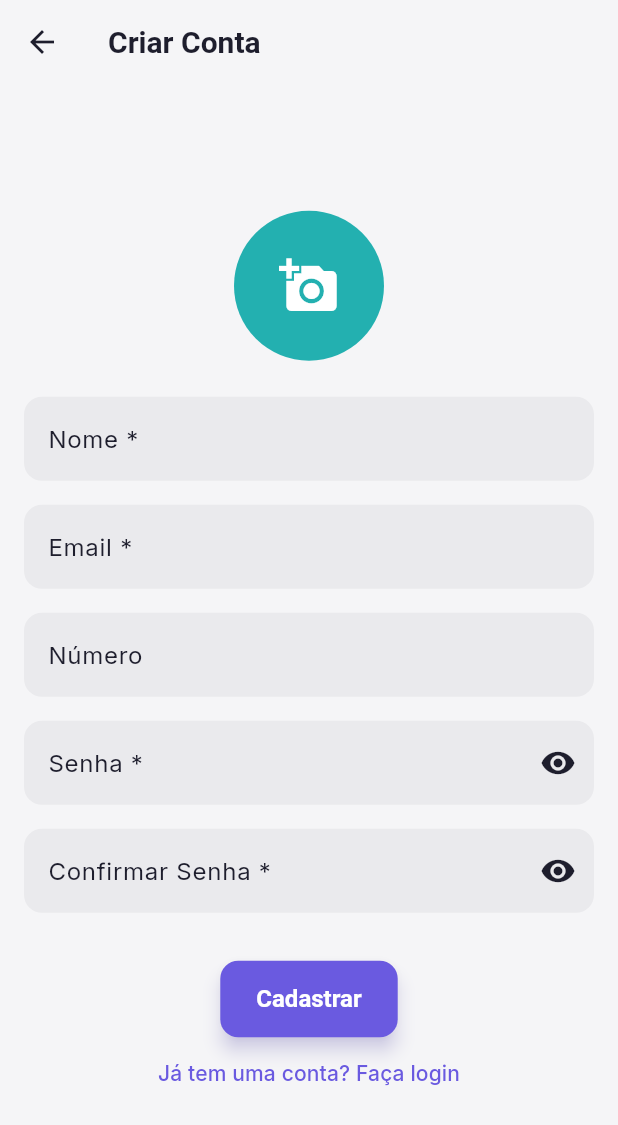
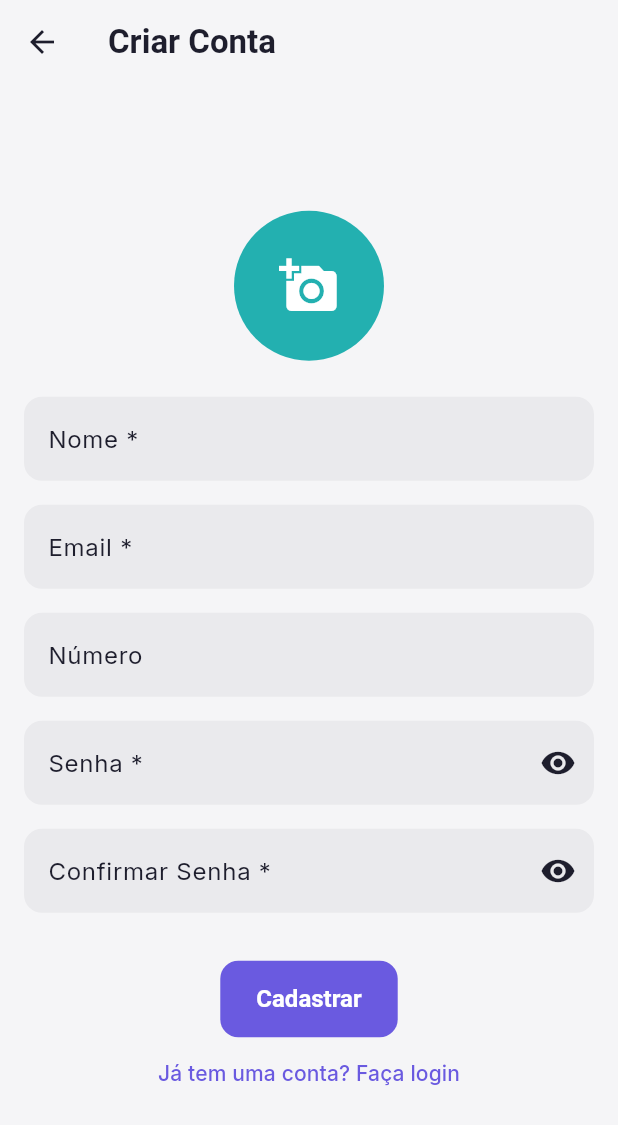
Before and after one commit to viniciusmecosta/KeyBudget, a Flutter app: the screen it shows after launch, after a tap on "Entrar", after a tap on "Não tem uma conta? Cadastre-se", on a phone screen of 412 x 824 dp. Shown: the top 1125 px of the screen. Run offline on Flutter 3.47's test engine with Material 3 defaults, Android fonts, the phone set to English and light mode, and no system bars; our stand-ins replace cloud_firestore, csv, file_picker, firebase_auth, firebase_core, fl_chart and 11 more; missing offline and left inert: encrypt, file_saver, local_auth_android; accounts and stored records are empty.

Commit message:
feat: Refine and standardize the application UI/UX

```diff
--- a/lib/app/config/app_theme.dart
+++ b/lib/app/config/app_theme.dart
@@ -62,21 +62,17 @@ class AppTheme {
       bodyMedium: const TextStyle(color: onSurface, fontSize: 16),
     ),
     appBarTheme: const AppBarTheme(
-      backgroundColor: background,
+      backgroundColor: Colors.transparent,
+      elevation: 0,
       scrolledUnderElevation: 0.0,
-      elevation: 0,
       centerTitle: false,
       iconTheme: IconThemeData(color: onSurface),
       titleTextStyle: TextStyle(
-        fontSize: 20,
-        fontWeight: FontWeight.w600,
+        fontSize: 22,
+        fontWeight: FontWeight.bold,
         color: onSurface,
       ),
-      systemOverlayStyle: SystemUiOverlayStyle(
-        statusBarColor: Colors.transparent,
-        statusBarIconBrightness: Brightness.dark,
-        statusBarBrightness: Brightness.light,
-      ),
+      systemOverlayStyle: SystemUiOverlayStyle.dark,
     ),
     elevatedButtonTheme: ElevatedButtonThemeData(
       style: ElevatedButton.styleFrom(
@@ -85,8 +81,16 @@ class AppTheme {
         padding: const EdgeInsets.symmetric(horizontal: 24, vertical: 16),
         shape: RoundedRectangleBorder(borderRadius: BorderRadius.circular(12)),
         textStyle: const TextStyle(fontSize: 16, fontWeight: FontWeight.bold),
-        elevation: 5,
-        shadowColor: primary.withOpacity(0.4),
+        elevation: 0,
+      ),
+    ),
+    outlinedButtonTheme: OutlinedButtonThemeData(
+      style: OutlinedButton.styleFrom(
+        foregroundColor: primary,
+        side: BorderSide(color: primary.withOpacity(0.3)),
+        padding: const EdgeInsets.symmetric(horizontal: 24, vertical: 16),
+        shape: RoundedRectangleBorder(borderRadius: BorderRadius.circular(12)),
+        textStyle: const TextStyle(fontSize: 16, fontWeight: FontWeight.bold),
       ),
     ),
     inputDecorationTheme: InputDecorationTheme(
@@ -97,15 +101,17 @@ class AppTheme {
         borderSide: BorderSide.none,
       ),
       labelStyle: const TextStyle(color: onSurface),
+      floatingLabelStyle: const TextStyle(color: primary),
     ),
     cardTheme: CardThemeData(
       elevation: 0,
       shape: RoundedRectangleBorder(
         borderRadius: BorderRadius.circular(16),
+        side: BorderSide(color: Colors.grey.shade200, width: 1),
       ),
       color: surface,
     ),
-    shadowColor: onSurface.withOpacity(0.1),
+    shadowColor: onSurface.withOpacity(0.01),
   );
 
   static final ThemeData darkTheme = ThemeData(
@@ -133,21 +139,17 @@ class AppTheme {
       bodyMedium: const TextStyle(color: onDarkSurface, fontSize: 16),
     ),
     appBarTheme: const AppBarTheme(
-      backgroundColor: darkBackground,
+      backgroundColor: Colors.transparent,
+      elevation: 0,
       scrolledUnderElevation: 0.0,
-      elevation: 0,
       centerTitle: false,
       iconTheme: IconThemeData(color: onDarkSurface),
       titleTextStyle: TextStyle(
-        fontSize: 20,
-        fontWeight: FontWeight.w600,
+        fontSize: 22,
+        fontWeight: FontWeight.bold,
         color: onDarkSurface,
       ),
-      systemOverlayStyle: SystemUiOverlayStyle(
-        statusBarColor: Colors.transparent,
-        statusBarIconBrightness: Brightness.light,
-        statusBarBrightness: Brightness.dark,
-      ),
+      systemOverlayStyle: SystemUiOverlayStyle.light,
     ),
     elevatedButtonTheme: ElevatedButtonThemeData(
       style: ElevatedButton.styleFrom(
@@ -156,8 +158,16 @@ class AppTheme {
         padding: const EdgeInsets.symmetric(horizontal: 24, vertical: 16),
         shape: RoundedRectangleBorder(borderRadius: BorderRadius.circular(12)),
         textStyle: const TextStyle(fontSize: 16, fontWeight: FontWeight.bold),
-        elevation: 5,
-        shadowColor: primaryVariant.withOpacity(0.4),
+        elevation: 0,
+      ),
+    ),
+    outlinedButtonTheme: OutlinedButtonThemeData(
+      style: OutlinedButton.styleFrom(
+        foregroundColor: primaryVariant,
+        side: BorderSide(color: primaryVariant.withOpacity(0.3)),
+        padding: const EdgeInsets.symmetric(horizontal: 24, vertical: 16),
+        shape: RoundedRectangleBorder(borderRadius: BorderRadius.circular(12)),
+        textStyle: const TextStyle(fontSize: 16, fontWeight: FontWeight.bold),
       ),
     ),
     inputDecorationTheme: InputDecorationTheme(
@@ -168,14 +178,16 @@ class AppTheme {
         borderSide: BorderSide.none,
       ),
       labelStyle: const TextStyle(color: onDarkSurface),
+      floatingLabelStyle: const TextStyle(color: primaryVariant),
     ),
     cardTheme: CardThemeData(
       elevation: 0,
       shape: RoundedRectangleBorder(
         borderRadius: BorderRadius.circular(16),
+        side: BorderSide(color: Colors.white.withOpacity(0.05), width: 1),
       ),
       color: darkSurface,
     ),
-    shadowColor: onDarkSurface.withOpacity(0.1),
+    shadowColor: onDarkSurface.withOpacity(0.01),
   );
 }
--- a/lib/features/auth/view/login_screen.dart
+++ b/lib/features/auth/view/login_screen.dart
@@ -83,7 +83,7 @@ class _LoginScreenState extends State<LoginScreen> {
             end: Alignment.bottomRight,
             colors: [
               theme.colorScheme.background,
-              theme.primaryColor.withOpacity(0.2),
+              theme.primaryColor.withOpacity(0.1),
             ],
           ),
         ),
@@ -97,13 +97,14 @@ class _LoginScreenState extends State<LoginScreen> {
                   "KeyBudget",
                   style: theme.textTheme.headlineMedium?.copyWith(
                     color: theme.primaryColor,
+                    fontWeight: FontWeight.bold,
                   ),
                 ).animate().fadeIn(duration: 500.ms).slideY(begin: -0.5),
                 const SizedBox(height: 8),
                 Text(
                   "Gerencie suas finanças e senhas com segurança",
                   textAlign: TextAlign.center,
-                  style: theme.textTheme.bodyMedium?.copyWith(
+                  style: theme.textTheme.titleMedium?.copyWith(
                     color: theme.colorScheme.onSurface.withOpacity(0.7),
                   ),
                 ).animate().fadeIn(duration: 500.ms, delay: 200.ms),
@@ -153,11 +154,11 @@ class _LoginScreenState extends State<LoginScreen> {
                           child: ElevatedButton(
                             onPressed: viewModel.isLoading ? null : _submit,
                             child: viewModel.isLoading
-                                ? SizedBox(
+                                ? const SizedBox(
                                     height: 24,
                                     width: 24,
                                     child: CircularProgressIndicator(
-                                      color: theme.colorScheme.onPrimary,
+                                      color: Colors.white,
                                       strokeWidth: 2.5,
                                     ),
                                   )
--- a/lib/features/credentials/view/credentials_screen.dart
+++ b/lib/features/credentials/view/credentials_screen.dart
@@ -153,8 +153,10 @@ class _CredentialsScreenState extends State<CredentialsScreen> {
                 final logoPath = credential.logoPath;
                 return Card(
                   margin:
-                      const EdgeInsets.symmetric(horizontal: 4, vertical: 6),
+                      const EdgeInsets.symmetric(horizontal: 4, vertical: 4),
                   child: ListTile(
+                    contentPadding:
+                        const EdgeInsets.symmetric(horizontal: 16, vertical: 6),
                     leading: CircleAvatar(
                       backgroundColor: Theme.of(context)
                           .colorScheme
```
Also changed, not shown: lib/app/view/main_screen.dart (+9 -5 lines), lib/features/analysis/view/analysis_screen.dart (+14 -14 lines), lib/features/dashboard/view/dashboard_screen.dart (+23 -18 lines), lib/features/expenses/view/expenses_screen.dart (+7 -4 lines).
